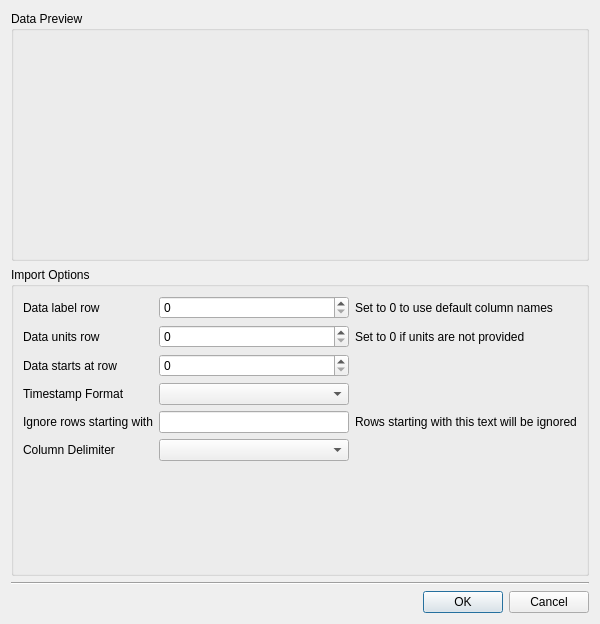
SchrodingersGat/lumberjack, file ui/csv_import_options.ui: the form before one commit.
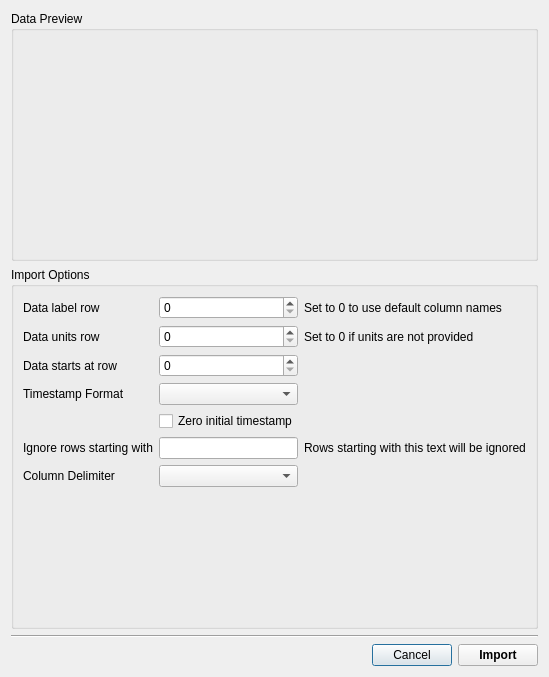
The form after the commit.

Commit message: Launch dialog to configure CSV import options

Diff of the .ui file:
```diff
--- a/ui/csv_import_options.ui
+++ b/ui/csv_import_options.ui
@@ -6,37 +6,40 @@
    <rect>
     <x>0</x>
     <y>0</y>
-    <width>600</width>
-    <height>624</height>
+    <width>529</width>
+    <height>677</height>
    </rect>
   </property>
   <property name="windowTitle">
    <string>Dialog</string>
   </property>
   <layout class="QGridLayout" name="gridLayout">
-   <item row="2" column="1">
-    <widget class="Line" name="line">
-     <property name="orientation">
-      <enum>Qt::Horizontal</enum>
+   <item row="0" column="0">
+    <widget class="QGroupBox" name="groupBox_2">
+     <property name="minimumSize">
+      <size>
+       <width>0</width>
+       <height>250</height>
+      </size>
      </property>
-    </widget>
-   </item>
-   <item row="3" column="1">
-    <widget class="QDialogButtonBox" name="buttonBox">
-     <property name="orientation">
-      <enum>Qt::Horizontal</enum>
+     <property name="title">
+      <string>Data Preview</string>
      </property>
-     <property name="standardButtons">
-      <set>QDialogButtonBox::Cancel|QDialogButtonBox::Ok</set>
-     </property>
     </widget>
    </item>
-   <item row="1" column="1">
+   <item row="1" column="0">
     <widget class="QGroupBox" name="groupBox">
      <property name="title">
       <string>Import Options</string>
      </property>
      <layout class="QGridLayout" name="gridLayout_2">
+      <item row="0" column="0">
+       <widget class="QLabel" name="label">
+        <property name="text">
+         <string>Data label row</string>
+        </property>
+       </widget>
+      </item>
       <item row="0" column="2">
        <widget class="QLabel" name="label_2">
         <property name="text">
@@ -44,17 +47,25 @@
         </property>
        </widget>
       </item>
-      <item row="0" column="1">
-       <widget class="QSpinBox" name="dataLabelRow"/>
-      </item>
-      <item row="5" column="1">
+      <item row="6" column="1">
        <widget class="QComboBox" name="columnDelimiter"/>
       </item>
       <item row="1" column="1">
        <widget class="QSpinBox" name="dataUnitsRow"/>
       </item>
-      <item row="4" column="1">
-       <widget class="QLineEdit" name="ignoreStartWith"/>
+      <item row="5" column="2">
+       <widget class="QLabel" name="label_7">
+        <property name="text">
+         <string>Rows starting with this text will be ignored</string>
+        </property>
+       </widget>
+      </item>
+      <item row="5" column="0">
+       <widget class="QLabel" name="label_6">
+        <property name="text">
+         <string>Ignore rows starting with</string>
+        </property>
+       </widget>
       </item>
       <item row="1" column="0">
        <widget class="QLabel" name="label_3">
@@ -70,7 +81,21 @@
         </property>
        </widget>
       </item>
-      <item row="6" column="1">
+      <item row="6" column="0">
+       <widget class="QLabel" name="label_8">
+        <property name="text">
+         <string>Column Delimiter</string>
+        </property>
+       </widget>
+      </item>
+      <item row="3" column="0">
+       <widget class="QLabel" name="label_9">
+        <property name="text">
+         <string>Timestamp Format</string>
+        </property>
+       </widget>
+      </item>
+      <item row="7" column="1">
        <spacer name="verticalSpacer">
         <property name="orientation">
          <enum>Qt::Vertical</enum>
@@ -83,6 +108,9 @@
         </property>
        </spacer>
       </item>
+      <item row="0" column="1">
+       <widget class="QSpinBox" name="dataLabelRow"/>
+      </item>
       <item row="2" column="0">
        <widget class="QLabel" name="label_5">
         <property name="text">
@@ -90,63 +118,69 @@
         </property>
        </widget>
       </item>
-      <item row="4" column="2">
-       <widget class="QLabel" name="label_7">
-        <property name="text">
-         <string>Rows starting with this text will be ignored</string>
-        </property>
-       </widget>
-      </item>
-      <item row="0" column="0">
-       <widget class="QLabel" name="label">
-        <property name="text">
-         <string>Data label row</string>
-        </property>
-       </widget>
-      </item>
-      <item row="5" column="0">
-       <widget class="QLabel" name="label_8">
-        <property name="text">
-         <string>Column Delimiter</string>
-        </property>
-       </widget>
-      </item>
-      <item row="2" column="1">
-       <widget class="QSpinBox" name="dataStartRow"/>
-      </item>
-      <item row="4" column="0">
-       <widget class="QLabel" name="label_6">
-        <property name="text">
-         <string>Ignore rows starting with</string>
-        </property>
-       </widget>
+      <item row="5" column="1">
+       <widget class="QLineEdit" name="ignoreStartWith"/>
       </item>
       <item row="3" column="1">
        <widget class="QComboBox" name="timestampFormat"/>
       </item>
-      <item row="3" column="0">
-       <widget class="QLabel" name="label_9">
+      <item row="2" column="1">
+       <widget class="QSpinBox" name="dataStartRow"/>
+      </item>
+      <item row="4" column="1">
+       <widget class="QCheckBox" name="zeroInitialTimestamp">
         <property name="text">
-         <string>Timestamp Format</string>
+         <string>Zero initial timestamp</string>
         </property>
        </widget>
       </item>
      </layout>
     </widget>
    </item>
-   <item row="0" column="1">
-    <widget class="QGroupBox" name="groupBox_2">
-     <property name="minimumSize">
-      <size>
-       <width>0</width>
-       <height>250</height>
-      </size>
-     </property>
-     <property name="title">
-      <string>Data Preview</string>
+   <item row="2" column="0">
+    <widget class="Line" name="line">
+     <property name="orientation">
+      <enum>Qt::Horizontal</enum>
      </property>
     </widget>
    </item>
+   <item row="3" column="0">
+    <layout class="QHBoxLayout" name="horizontalLayout" stretch="0,0,0">
+     <item>
+      <spacer name="horizontalSpacer">
+       <property name="orientation">
+        <enum>Qt::Horizontal</enum>
+       </property>
+       <property name="sizeHint" stdset="0">
+        <size>
+         <width>40</width>
+         <height>20</height>
+        </size>
+       </property>
+      </spacer>
+     </item>
+     <item>
+      <widget class="QPushButton" name="cancelButton">
+       <property name="text">
+        <string>Cancel</string>
+       </property>
+      </widget>
+     </item>
+     <item>
+      <widget class="QPushButton" name="importButton">
+       <property name="font">
+        <font>
+         <weight>75</weight>
+         <bold>true</bold>
+        </font>
+       </property>
+       <property name="text">
+        <string>Import</string>
+       </property>
+      </widget>
+     </item>
+    </layout>
+   </item>
   </layout>
  </widget>
  <resources/>
```
Left out of the diff: 35 changed lines with no effect on the pictures. The commit also changes 2 other files.
